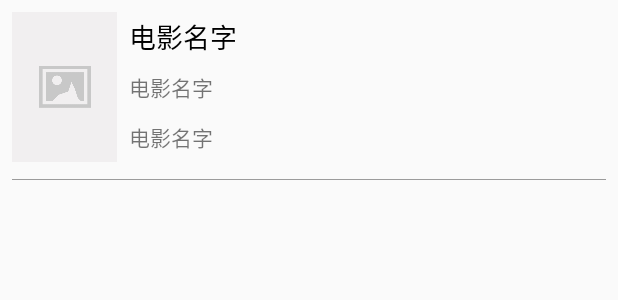
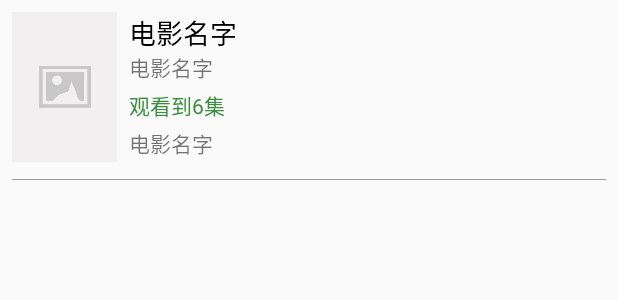
Before and after one commit to CodeByZack/kongtv-android, an Android app: the layout list_item.xml on its own in the app's theme, with its tools: preview values and no code run, on a phone screen of 412 x 824 dp. Shown: the top 300 px of the screen. Run offline under Robolectric (Android 15) with nearby library versions, the phone set to English and light mode, and no system bars; network calls fail.

Commit message:
增加观看集数的记录

```diff
--- a/app/src/main/java/com/zack/kongtv/Data/room/DataBase.java
+++ b/app/src/main/java/com/zack/kongtv/Data/room/DataBase.java
@@ -7,7 +7,7 @@ import android.content.Context;
 
 import com.zack.kongtv.App;
 
-@Database(entities = {HistoryMovie.class,CollectMovie.class}, version = 1,exportSchema = false)
+@Database(entities = {HistoryMovie.class,CollectMovie.class}, version = 2,exportSchema = false)
 public abstract class DataBase extends RoomDatabase{
     private static DataBase INSTANCE;
     public abstract HistoryMovieDao historyMovieDao();
@@ -15,7 +15,8 @@ public abstract class DataBase extends RoomDatabase{
 
     public static DataBase getInstance(){
         if(INSTANCE == null){
-            INSTANCE = Room.databaseBuilder(App.getContext(),DataBase.class,"movie.db").allowMainThreadQueries().build();
+            INSTANCE = Room.databaseBuilder(App.getContext(),DataBase.class,"movie.db")
+                    .fallbackToDestructiveMigration().allowMainThreadQueries().build();
         }
         return INSTANCE;
     }
--- a/app/src/main/java/com/zack/kongtv/activities/MovieDetail/IMovieDetailView.java
+++ b/app/src/main/java/com/zack/kongtv/activities/MovieDetail/IMovieDetailView.java
@@ -6,4 +6,5 @@ import com.zackdk.mvp.v.IView;
 public interface IMovieDetailView extends IView{
     public void updateView(MovieDetailBean data);
     public void collect(boolean c);
+    public void setRecord(String record);
 }
--- a/app/src/main/java/com/zack/kongtv/activities/MovieList/MovieListActivity.java
+++ b/app/src/main/java/com/zack/kongtv/activities/MovieList/MovieListActivity.java
@@ -132,6 +132,12 @@ public class MovieListActivity extends BaseMvpActivity<MovieListPresenter> imple
             helper.setText(R.id.movie_name,item.getMovieName());
             helper.setText(R.id.movie_status,item.getMovieStatus());
             helper.setText(R.id.movie_type,item.getMovieType());
+            if(item.getMovieRecord() != null){
+                helper.setVisible(R.id.movie_record,true);
+                helper.setText(R.id.movie_record,"上次观看到："+item.getMovieRecord());
+            }else{
+                helper.getView(R.id.movie_record).setVisibility(View.GONE);
+            }
         }
     }
 }
--- a/app/src/main/java/com/zack/kongtv/activities/MovieList/MovieListPresenter.java
+++ b/app/src/main/java/com/zack/kongtv/activities/MovieList/MovieListPresenter.java
@@ -37,6 +37,7 @@ public class MovieListPresenter<V extends IMovieListView> extends BasePresenter<
             d.setMovieName(historyMovie.getMovieName());
             d.setMovieStatus(historyMovie.getMovieStatus());
             d.setMovieType(historyMovie.getMovieType());
+            d.setMovieRecord(historyMovie.getMovieRecord());
             list.add(d);
         }
 
--- a/app/src/main/res/layout/detail_header.xml
+++ b/app/src/main/res/layout/detail_header.xml
@@ -39,13 +39,12 @@
     <TextView
         android:visibility="gone"
         android:id="@+id/tv_history"
-        android:paddingTop="@dimen/normal_margin"
         android:paddingLeft="@dimen/normal_margin"
         android:paddingRight="@dimen/normal_margin"
-        android:textSize="@dimen/mini_text_size"
         android:layout_width="wrap_content"
         android:layout_height="wrap_content"
-        android:textColor="#000"
+        android:textColor="@color/md_green_700"
+        android:textSize="@dimen/mini_text_size"
         android:text="上次观看到第6集"/>
     <View
         android:layout_marginTop="@dimen/little_margin"
--- a/app/src/main/res/layout/list_item.xml
+++ b/app/src/main/res/layout/list_item.xml
@@ -41,6 +41,17 @@
             android:layout_weight="1"
             android:textSize="@dimen/mini_text_size"
             android:text="电影名字"/>
+
+        <TextView
+            android:gravity="center_vertical"
+            android:id="@+id/movie_record"
+            android:layout_width="wrap_content"
+            android:singleLine="true"
+            android:layout_height="0dp"
+            android:layout_weight="1"
+            android:textColor="@color/md_green_700"
+            android:textSize="@dimen/mini_text_size"
+            android:text="观看到6集"/>
         <TextView
             android:id="@+id/movie_type"
             android:gravity="center_vertical"
```
Also changed, not shown: app/src/main/java/com/zack/kongtv/Data/room/HistoryMovie.java (+10 -0 lines), app/src/main/java/com/zack/kongtv/activities/MovieDetail/MovieDetailActivity.java (+9 -0 lines), app/src/main/java/com/zack/kongtv/activities/MovieDetail/MovieDetailPresenter.java (+8 -0 lines), app/src/main/java/com/zack/kongtv/bean/MovieItem.java (+10 -0 lines).
